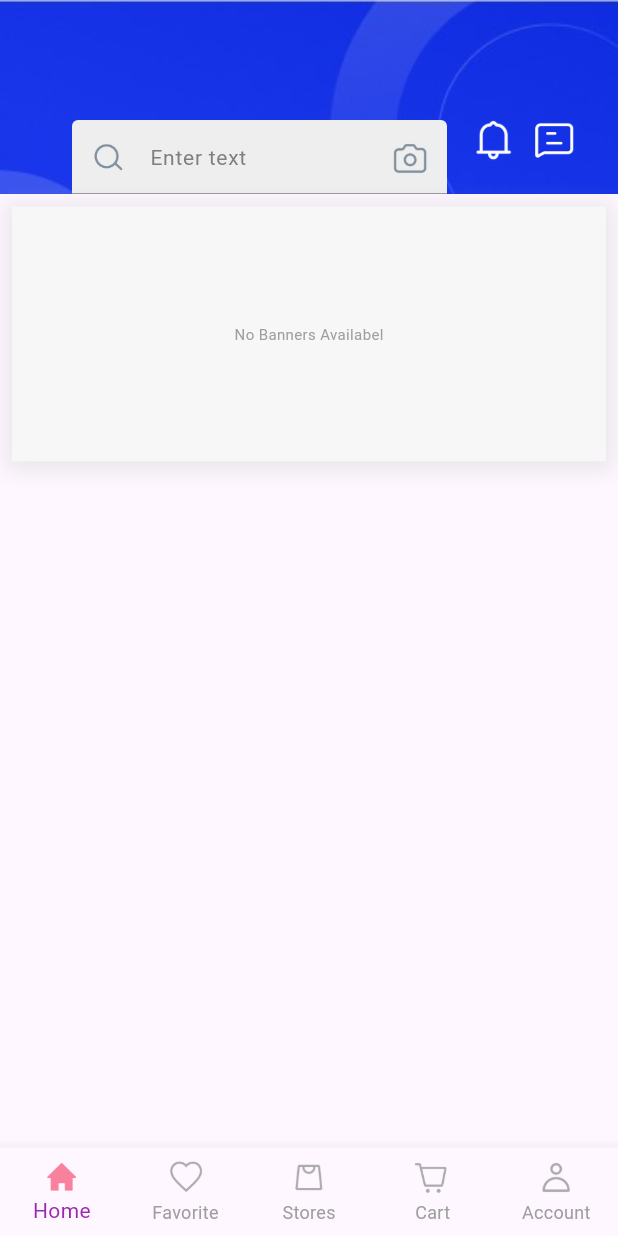
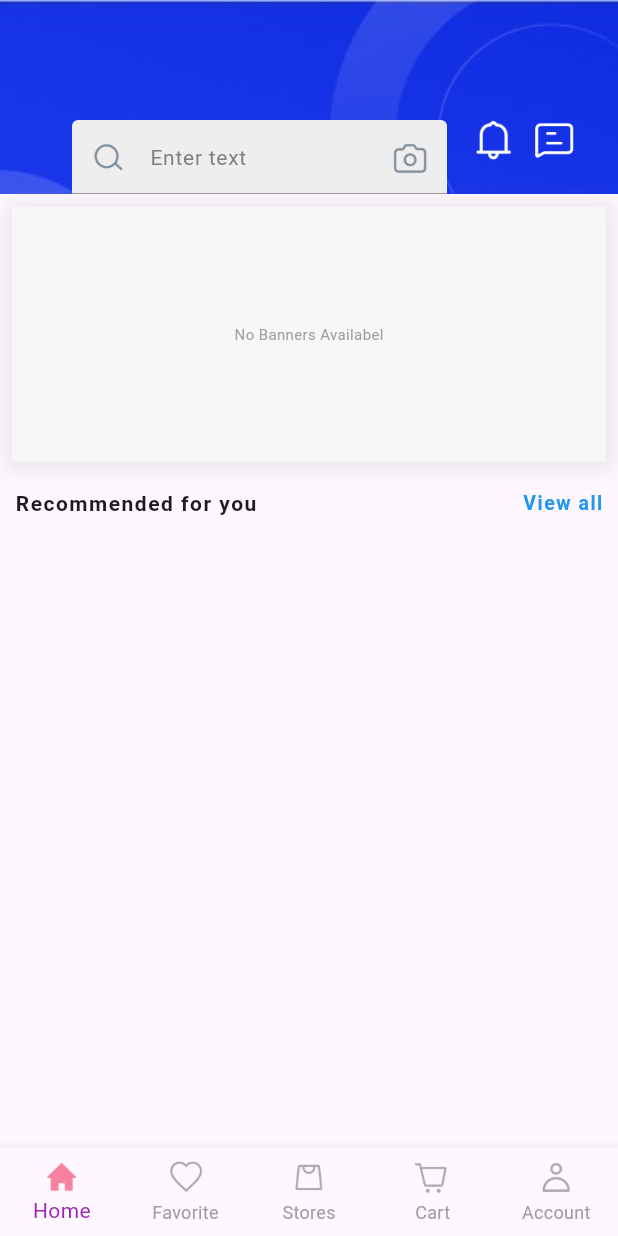
Before and after one commit to rqull/Remus-store, a Flutter app: the screen it shows after launch, on a phone screen of 412 x 824 dp. Run offline on Flutter 3.47's test engine with Material 3 defaults, Android fonts, the phone set to English and light mode, and no system bars; our stand-ins replace cached_network_image, cloud_firestore, firebase_auth, firebase_core, get, google_fonts; accounts and stored records are empty.

Commit message:
Update dependencies, enhance authentication features, and improve UI components
- Updated pubspec.lock with new package versions for better performance and security.
- Refactored main.dart to use GetMaterialApp for improved state management.
- Added reset password functionality in AuthController and integrated it into the login screen.
- Enhanced login screen with a dialog for password reset and improved user feedback.
- Updated HomeScreen layout by adding CategoryItem and ReuseableTextWidget for better content organization.

```diff
--- a/lib/controllers/banner_controller.dart
+++ b/lib/controllers/banner_controller.dart
@@ -1,4 +1,4 @@
-import 'package:get/get_state_manager/src/simple/get_controllers.dart';
+import 'package:get/get.dart';
 import 'package:cloud_firestore/cloud_firestore.dart';
 
 // Kelas BannerController mengelola logika untuk mengambil URL banner dari Firestore
--- a/lib/main.dart
+++ b/lib/main.dart
@@ -1,5 +1,8 @@
 import 'package:flutter/material.dart';
 import 'package:flutter/services.dart';
+import 'package:get/get_navigation/src/root/get_material_app.dart';
+import 'package:get/instance_manager.dart';
+import 'package:mob3_uas_klp_04/controllers/category_controller.dart';
 import 'package:mob3_uas_klp_04/views/screens/authentification_screens/login_screen.dart';
 import 'package:firebase_core/firebase_core.dart';
 import 'package:mob3_uas_klp_04/views/screens/authentification_screens/register_screen.dart';
@@ -22,9 +25,14 @@ class MyApp extends StatelessWidget {
   Widget build(BuildContext context) {
     SystemChrome.setSystemUIOverlayStyle(
         SystemUiOverlayStyle(statusBarColor: Colors.transparent));
-    return MaterialApp(
+    return GetMaterialApp(
       debugShowCheckedModeBanner: false,
       home: MainScreen(),
+      initialBinding: BindingsBuilder(
+        () {
+          Get.put<CategoryController>(CategoryController());
+        },
+      ),
     );
   }
 }
--- a/lib/views/screens/nav_screens/home_screen.dart
+++ b/lib/views/screens/nav_screens/home_screen.dart
@@ -1,6 +1,8 @@
 import 'package:flutter/material.dart';
 import 'package:mob3_uas_klp_04/views/screens/nav_screens/widgets/banner_widget.dart';
+import 'package:mob3_uas_klp_04/views/screens/nav_screens/widgets/category_item.dart';
 import 'package:mob3_uas_klp_04/views/screens/nav_screens/widgets/header_widget.dart';
+import 'package:mob3_uas_klp_04/views/screens/nav_screens/widgets/reuseable_text_widget.dart';
 
 class HomeScreen extends StatelessWidget {
   const HomeScreen({super.key});
@@ -13,6 +15,9 @@ class HomeScreen extends StatelessWidget {
           children: [
             HeaderWidget(),
             BannerWidget(),
+            CategoryItem(),
+            ReuseableTextWidget(
+                title: 'Recommended for you', subTitle: 'View all'),
           ],
         ),
       ),
--- /dev/null
+++ b/lib/views/screens/nav_screens/widgets/reuseable_text_widget.dart
@@ -0,0 +1,43 @@
+import 'package:flutter/material.dart';
+import 'package:google_fonts/google_fonts.dart';
+
+class ReuseableTextWidget extends StatelessWidget {
+  final String title;
+  final String subTitle;
+
+  const ReuseableTextWidget(
+      {super.key, required this.title, required this.subTitle});
+
+  @override
+  Widget build(BuildContext context) {
+    return Padding(
+      padding: const EdgeInsets.all(10.0),
+      child: Row(
+        mainAxisAlignment: MainAxisAlignment.spaceBetween,
+        children: [
+          Text(
+            title,
+            style: GoogleFonts.roboto(
+              textStyle: TextStyle(
+                fontSize: 14,
+                fontWeight: FontWeight.bold,
+                letterSpacing: 1,
+              ),
+            ),
+          ),
+          Text(
+            subTitle,
+            style: GoogleFonts.roboto(
+              textStyle: TextStyle(
+                color: Colors.blue,
+                fontSize: 13,
+                fontWeight: FontWeight.bold,
+                letterSpacing: 1,
+              ),
+            ),
+          ),
+        ],
+      ),
+    );
+  }
+}
```
Also changed, not shown: lib/controllers/auth_controller.dart (+19 -0 lines), lib/controllers/category_controller.dart (added, +32 -0 lines), lib/views/screens/authentification_screens/login_screen.dart (+94 -22 lines), lib/views/screens/nav_screens/widgets/category_item.dart (added, +60 -0 lines), lib/views/screens/nav_screens/widgets/recommended_product_widget.dart (added, +35 -0 lines), pubspec.lock.
